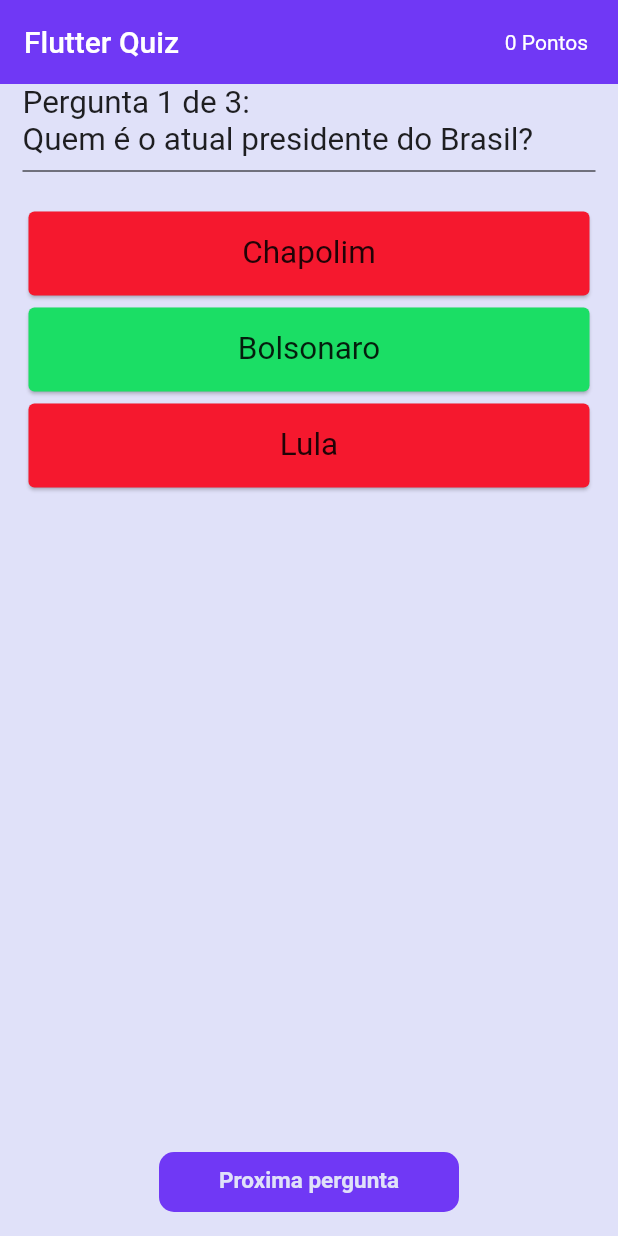
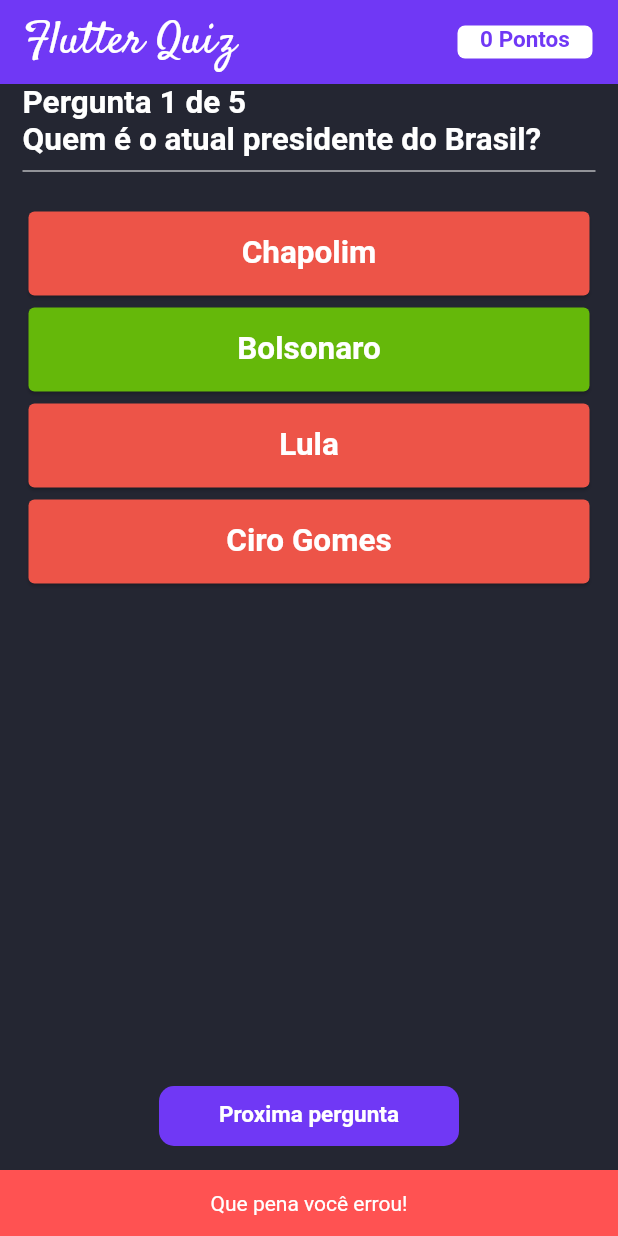
Before and after one commit to tvlas/flutter-quiz, a Flutter app: the screen it shows after launch, after a tap on "Chapolim", on a phone screen of 412 x 824 dp. Run offline on Flutter 3.47's test engine with Material 2 defaults, Android fonts, the phone set to English and light mode, and no system bars.

Commit message:
end game and player final score

```diff
--- a/lib/constants.dart
+++ b/lib/constants.dart
@@ -1,10 +1,11 @@
 import 'package:flutter/material.dart';
 
 //options colors
-const kCorrectOption = Color(0xFF1BDE65);
-const kWrongOption = Color(0xFFF5182E);
+const kCorrectOption = Color(0xFF65b80a);
+const kWrongOption = Color(0xFFed5448);
 const kNotClicked = Color(0xFFFFFFFF);
+const kCardColor = Color(0xFF64646d);
 
 //general colors
-const kBaseColor = Color(0xFFE0E1F9);
+const kBaseColor = Color(0xFF242632);
 const kQuizScaffoldColor = Color(0XFF7038F5);
--- a/lib/screens/home_screen.dart
+++ b/lib/screens/home_screen.dart
@@ -6,6 +6,7 @@ import 'package:quizapp/widgets/next_question_button.dart';
 import '../constants.dart';
 import '../widgets/quiz_question_.dart';
 import '../widgets/quiz_alternative_card.dart';
+import '../screens/scoreboard_screen.dart';
 
 
 class HomeScreen extends StatefulWidget {
@@ -23,19 +24,29 @@ class _HomeScreenState extends State<HomeScreen> {
     Questions(
       id: '1',
       title: 'Quem é o atual presidente do Brasil?',
-      alternative: {'Chapolim':false, 'Bolsonaro':true, 'Lula':false}
+      alternative: {'Chapolim':false, 'Bolsonaro':true, 'Lula':false, 'Ciro Gomes':false}
       ),
     Questions(
       id: '2',
       title: 'Quanto é 3 x 8?',
-      alternative: {'16':false, '18':false, '24':true}
+      alternative: {'24':true,'16':false, '18':false, '22':false}
       ),
+
     Questions(
       id: '3',
       title: 'Qual o nome do primeiro astronauta Brasileiro?',
-      alternative: {'Afonso Paulo':false, 'Gulherme Aguiar':false, 'Marcos Pontes':true}
+      alternative: {'Silvio Santos':false, 'Afonso Paulo':false, 'Gulherme Aguiar':false, 'Marcos Pontes':true}
       ),
-
+    Questions(
+      id: '4',
+      title: 'Quem inventou a lâmpada?',
+      alternative: {'Graham Bell':false, 'Henry Ford':false, 'Thomas Edison':true, 'Santos Dumont':false}
+      ),
+    Questions(
+      id: '5',
+      title: 'A que temperatura a água ferve?',
+      alternative: {'200 ºC':false, '100 ºC':true, '50 ºC':false, '0 ºC':false}
+      ),
   ];
 
   int index = 0;
@@ -45,7 +56,7 @@ class _HomeScreenState extends State<HomeScreen> {
 
   void nextQuestion(){
     if (index == _questions.length -1){
-      return;
+      showDialog(context: context, builder: (context) => ScoreBoard(finalResult: score, questionLength: _questions.length,));
     }else {
       if(isClicked) {
     setState(() {
@@ -56,7 +67,7 @@ class _HomeScreenState extends State<HomeScreen> {
   }else{
     ScaffoldMessenger.of(context).showSnackBar(const SnackBar(
       content: Text('Selecione uma das alternativa!', textAlign: TextAlign.center,),
-      margin: EdgeInsets.symmetric(vertical: 40),
+      margin: EdgeInsets.symmetric(vertical: 15),
       behavior: SnackBarBehavior.floating,
       backgroundColor: Colors.redAccent,
       duration: Duration(milliseconds: 800),
@@ -71,13 +82,20 @@ class _HomeScreenState extends State<HomeScreen> {
       return;
     }else {
     if(value == true) {
-      score++;
+      score+=5;
     }
     setState(() {
+      if(value == false){
+    ScaffoldMessenger.of(context).showSnackBar(const SnackBar(
+      content: Text('Que pena você errou!', textAlign: TextAlign.center),
+      behavior: SnackBarBehavior.fixed,
+      backgroundColor: Colors.redAccent,
+      ),
+    );
+      }
       isClicked = true;
       answerAlreadyClicked = true;
     });
-     debugPrint('Errou');
     }
   }
 
@@ -87,12 +105,33 @@ class _HomeScreenState extends State<HomeScreen> {
       backgroundColor: kBaseColor,
       appBar: AppBar(
         shadowColor: Colors.transparent,
-        title: const Text('Flutter Quiz'),
+        title: const Text('Flutter Quiz',
+        style: TextStyle(
+          fontFamily: 'Satisfy',
+          fontSize: 30,
+          fontWeight: FontWeight.w500
+        ),),
         backgroundColor: kQuizScaffoldColor,
         actions: [
           Padding(
-            padding: const EdgeInsets.all(20.0),
-            child: Text('$score Pontos'),
+            padding: const EdgeInsets.symmetric(vertical: 17, horizontal: 17),
+            child: Container(
+              width: 90,
+              height: 50,
+              decoration: BoxDecoration(
+                color: Colors.white,
+              borderRadius: BorderRadius.circular(5)
+
+            ),
+              child: Text(
+                '$score Pontos',
+                style: const TextStyle(
+                  fontSize: 15,
+                  fontWeight: FontWeight.w600,
+                  color: kQuizScaffoldColor),
+                  textAlign: TextAlign.center,
+                  )
+              ),
             ),
         ],
       ),
@@ -106,7 +145,7 @@ class _HomeScreenState extends State<HomeScreen> {
               question: _questions[index].title,
               questionAmount: _questions.length,
             ),
-            const Divider(color: Colors.black,),
+            const Divider(color: Colors.white,),
             const SizedBox(height: 15.0,),
             for(int i = 0; i< _questions[index].alternative.length; i++)
             GestureDetector(
@@ -114,16 +153,14 @@ class _HomeScreenState extends State<HomeScreen> {
               child: QuizAlternatives(
                 option:_questions[index].alternative.keys.toList()[i],
                 color: isClicked ?
-                _questions[index].alternative.values.toList()[i] == true ? kCorrectOption : kWrongOption :kNotClicked,
+                _questions[index].alternative.values.toList()[i] == true ? kCorrectOption : kWrongOption :kCardColor,
               ),
             ),
           ],
         ),
       ),
       //button goes here ---------------------
-      floatingActionButton: NextQuestion(
-        nextQuestion: nextQuestion,
-      ),
+      floatingActionButton: NextQuestion(nextQuestion: nextQuestion,),
       floatingActionButtonLocation: FloatingActionButtonLocation.centerFloat,
     );
   }
--- a/lib/widgets/next_question_button.dart
+++ b/lib/widgets/next_question_button.dart
@@ -23,7 +23,7 @@ class NextQuestion extends StatelessWidget {
           style: TextStyle(
             fontSize: 15.0,
             fontWeight: FontWeight.w600,
-            color: kBaseColor
+            color: Colors.white
           ),
           )
       ),
--- a/lib/widgets/quiz_alternative_card.dart
+++ b/lib/widgets/quiz_alternative_card.dart
@@ -15,6 +15,8 @@ class QuizAlternatives extends StatelessWidget {
           textAlign: TextAlign.center,
           style: const TextStyle(
             fontSize: 21.0,
+            color: Colors.white,
+            fontWeight: FontWeight.w600
 
           ),
         ),
--- a/lib/widgets/quiz_question_.dart
+++ b/lib/widgets/quiz_question_.dart
@@ -14,9 +14,11 @@ class QuestionWidget extends StatelessWidget {
     return Container(
       alignment: Alignment.centerLeft,
       child: Text(
-        'Pergunta ${indexQuestion + 1} de $questionAmount:\n$question',
+        'Pergunta ${indexQuestion + 1} de $questionAmount\n$question',
         style: const TextStyle(
           fontSize: 21.0,
+          fontWeight: FontWeight.bold,
+          color: Colors.white
         ),
       ),
 
```
Also changed, not shown: lib/screens/scoreboard_screen.dart (added, +44 -0 lines), pubspec.yaml (+4 -4 lines), assets/fonts/satisfy/Satisfy-Regular.ttf (added).
